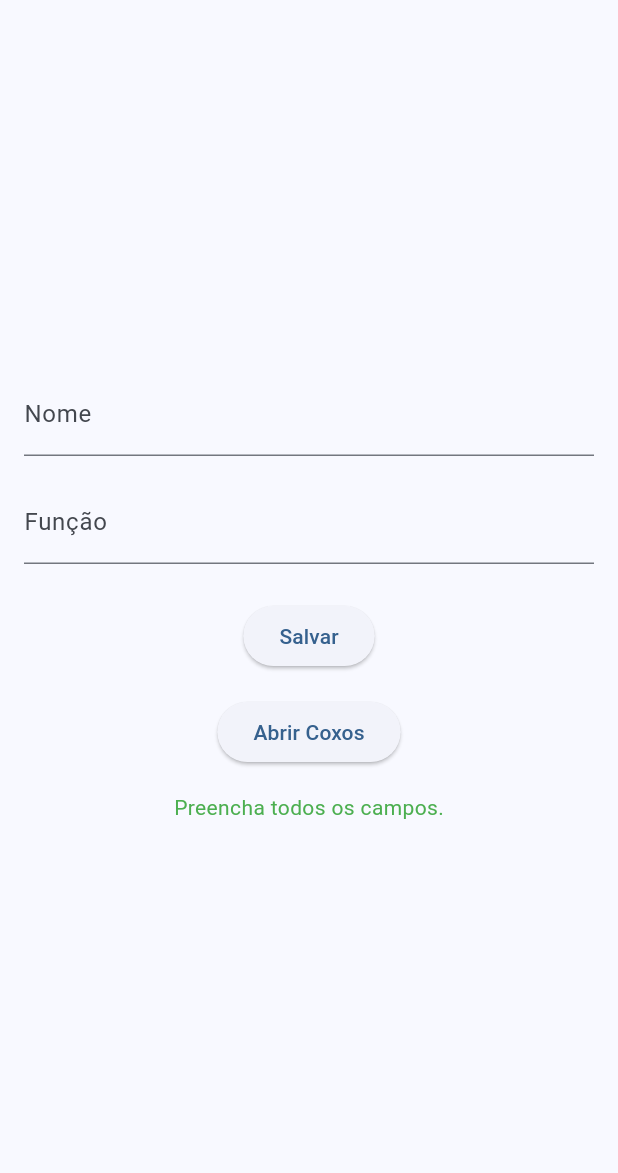
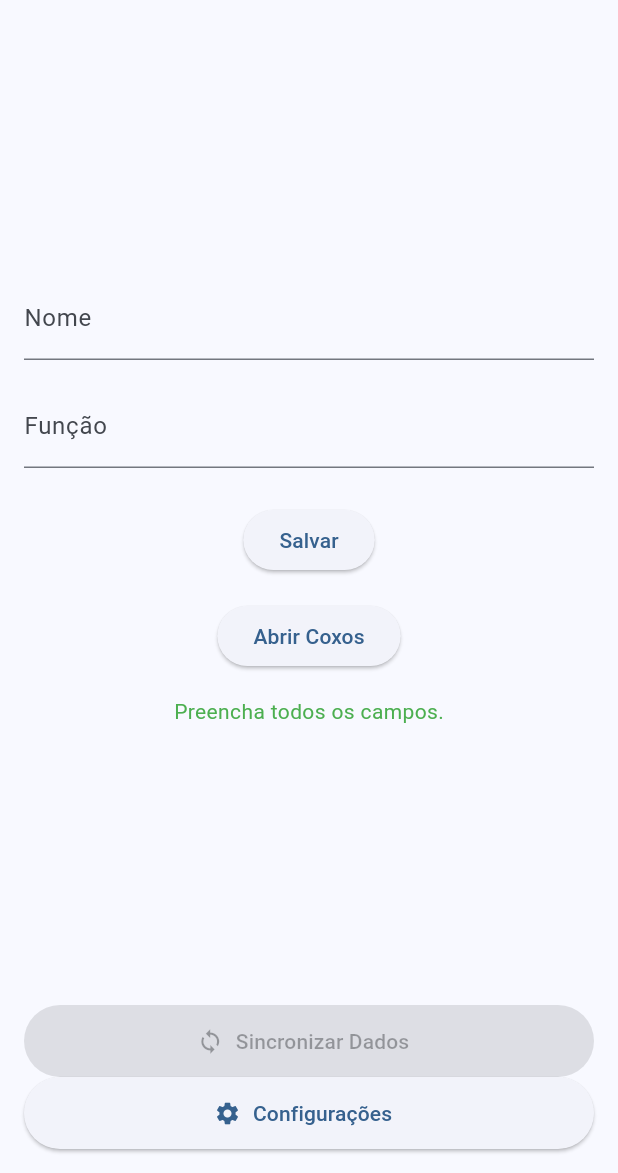
Before and after one commit to Elizeuvix/bebedouros, a Flutter app: the screen it shows after launch, after a tap on "Salvar", on a phone screen of 412 x 824 dp, the part 63-1236 px from its top. Run offline on Flutter 3.47's test engine with Material 3 defaults, Android fonts, the phone set to English and light mode, and no system bars.

```diff
--- /dev/null
+++ b/lib/internet_helper.dart
@@ -0,0 +1,13 @@
+import 'dart:io';
+
+Future<bool> checkInternet() async {
+  try {
+    final result = await InternetAddress.lookup('google.com');
+    if (result.isNotEmpty && result[0].rawAddress.isNotEmpty) {
+      return true;
+    }
+    return false;
+  } catch (_) {
+    return false;
+  }
+}
--- a/lib/main.dart
+++ b/lib/main.dart
@@ -1,11 +1,25 @@
 import 'package:flutter/material.dart';
+import 'package:http/http.dart' as http;
 import 'dart:io';
 import 'dart:convert';
 import 'package:path_provider/path_provider.dart';
 import 'coxos.dart';
+import 'config_screen.dart';
+import 'internet_helper.dart';
 
 void main() {
-  runApp(const MyApp());
+  WidgetsFlutterBinding.ensureInitialized();
+  _ensureHostFile().then((_) {
+    runApp(const MyApp());
+  });
+}
+
+Future<void> _ensureHostFile() async {
+  final directory = await getApplicationDocumentsDirectory();
+  final hostFile = File('${directory.path}/host.json');
+  if (!await hostFile.exists()) {
+    await hostFile.writeAsString(jsonEncode({'host': 'http://192.168.3.196/coxos/'}));
+  }
 }
 
 class MyApp extends StatelessWidget {
@@ -33,9 +47,104 @@ class UserIdentificationPage extends StatefulWidget {
 }
 
 class _UserIdentificationPageState extends State<UserIdentificationPage> {
+  bool _syncAvailable = false;
+  bool _syncing = false;
+  String? _syncMessage;
+
+  @override
+  void initState() {
+    super.initState();
+    _loadUserDataIfExists();
+    _checkSyncAvailable();
+  }
+
+  Future<void> _checkSyncAvailable() async {
+    final hasInternet = await checkInternet();
+    final directory = await getApplicationDocumentsDirectory();
+    final coxosFile = File('${directory.path}/coxos.json');
+    bool hasChanges = false;
+    if (await coxosFile.exists()) {
+      final lastModified = await coxosFile.lastModified();
+      // Simples: considera que se o arquivo foi modificado nos últimos 5 minutos, há alteração
+      hasChanges = DateTime.now().difference(lastModified).inMinutes < 5;
+    }
+    setState(() {
+      _syncAvailable = hasInternet && hasChanges;
+    });
+  }
+
+  Future<void> _syncCoxos() async {
+    setState(() {
+      _syncing = true;
+      _syncMessage = null;
+    });
+    try {
+      final directory = await getApplicationDocumentsDirectory();
+      final hostFile = File('${directory.path}/host.json');
+      String hostUrl = '';
+      if (await hostFile.exists()) {
+        final hostContent = await hostFile.readAsString();
+        final hostJson = jsonDecode(hostContent);
+        hostUrl = hostJson['host'] ?? '';
+      }
+      if (hostUrl.isEmpty) {
+        setState(() {
+          _syncMessage = 'Host não configurado.';
+        });
+        return;
+      }
+      final coxosFile = File('${directory.path}/coxos.json');
+      if (!await coxosFile.exists()) {
+        setState(() {
+          _syncMessage = 'Arquivo coxos.json não encontrado.';
+        });
+        return;
+      }
+      final coxosData = await coxosFile.readAsString();
+      final fullUrl = hostUrl.endsWith('/')
+        ? '${hostUrl}insert_manutencao.php'
+        : '$hostUrl/insert_manutencao.php';
+      final response = await http.post(
+        Uri.parse(fullUrl),
+        headers: {'Content-Type': 'application/json'},
+        body: coxosData,
+      );
+      if (response.statusCode == 200) {
+        setState(() {
+          _syncMessage = 'Dados sincronizados com sucesso!';
+        });
+      } else {
+        setState(() {
+          _syncMessage = 'Erro ao sincronizar (${response.statusCode})';
+        });
+      }
+    } catch (e) {
+      setState(() {
+        _syncMessage = 'Erro: $e';
+      });
+    } finally {
+      setState(() {
+        _syncing = false;
+      });
+      _checkSyncAvailable();
+    }
+  }
   final TextEditingController _nameController = TextEditingController();
   final TextEditingController _roleController = TextEditingController();
   String? _message;
+
+  // Duplicate initState removed. The correct initState is defined above.
+
+  Future<void> _loadUserDataIfExists() async {
+    final path = await _getFilePath();
+    final file = File(path);
+    if (await file.exists()) {
+      final content = await file.readAsString();
+      final jsonData = jsonDecode(content);
+      _nameController.text = jsonData['nome'] ?? '';
+      _roleController.text = jsonData['funcao'] ?? '';
+    }
+  }
 
   Future<String> _getFilePath() async {
     final directory = await getApplicationDocumentsDirectory();
@@ -100,6 +209,45 @@ class _UserIdentificationPageState extends State<UserIdentificationPage> {
           ],
         ),
       ),
+      bottomNavigationBar: Padding(
+        padding: const EdgeInsets.all(16.0),
+        child: Column(
+          mainAxisSize: MainAxisSize.min,
+          children: [
+            ElevatedButton.icon(
+              icon: const Icon(Icons.sync),
+              label: const Text('Sincronizar Dados'),
+              onPressed: _syncAvailable && !_syncing ? _syncCoxos : null,
+              style: ElevatedButton.styleFrom(
+                minimumSize: const Size.fromHeight(48),
+              ),
+            ),
+            if (_syncing)
+              const Padding(
+                padding: EdgeInsets.only(top: 8.0),
+                child: LinearProgressIndicator(),
+              ),
+            if (_syncMessage != null)
+              Padding(
+                padding: const EdgeInsets.only(top: 8.0),
+                child: Text(_syncMessage!, style: const TextStyle(color: Colors.green)),
+              ),
+            ElevatedButton.icon(
+              icon: const Icon(Icons.settings),
+              label: const Text('Configurações'),
+              onPressed: () {
+                Navigator.push(
+                  context,
+                  MaterialPageRoute(builder: (context) => const ConfigScreen()),
+                );
+              },
+              style: ElevatedButton.styleFrom(
+                minimumSize: const Size.fromHeight(48),
+              ),
+            ),
+          ],
+        ),
+      ),
     );
   }
 }
```
Also changed, not shown: lib/config_screen.dart (added, +89 -0 lines), lib/coxos.dart (+39 -6 lines), lib/storage_service.dart (added, +47 -0 lines), 1 other file.
